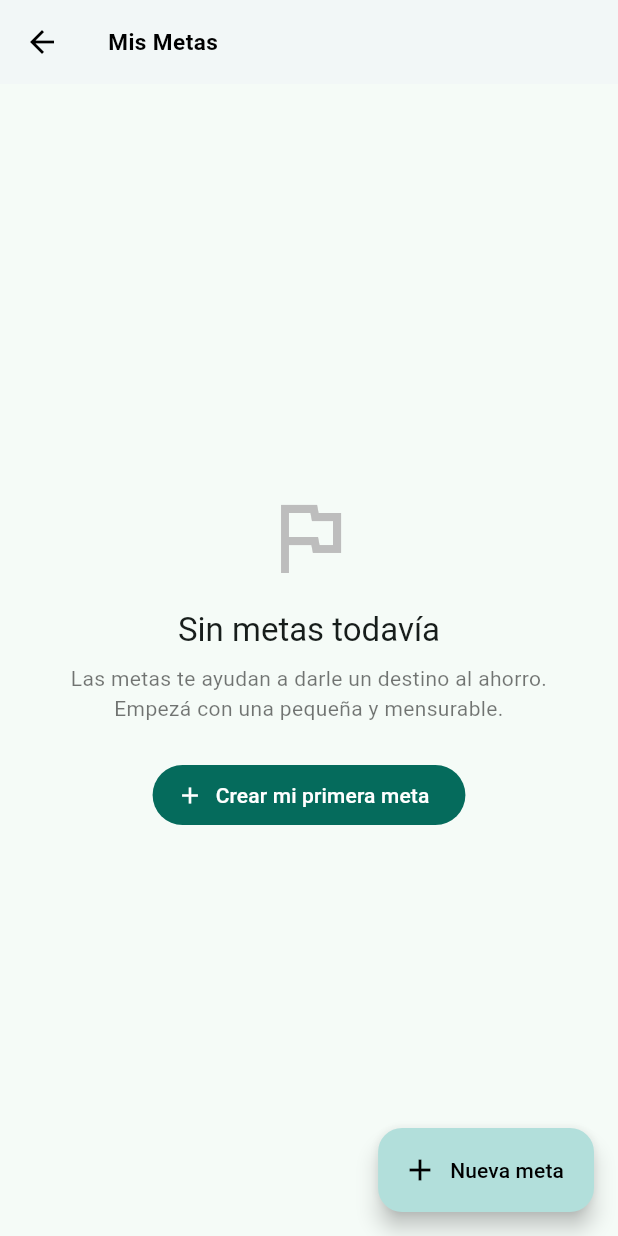
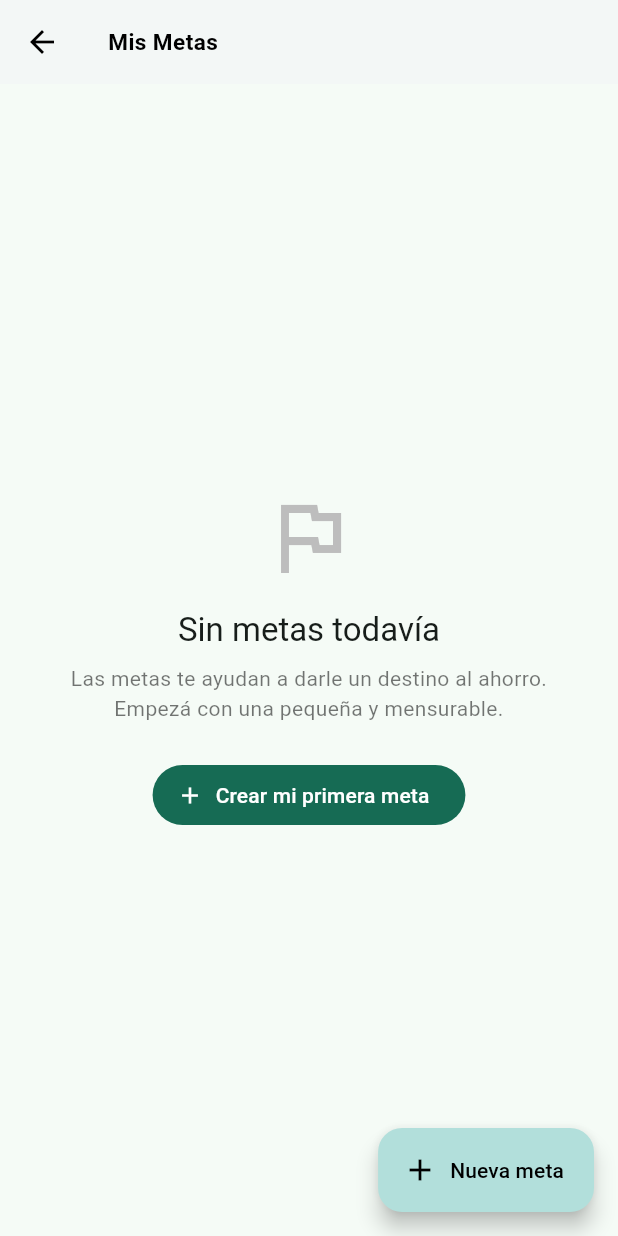
Before and after one commit to juan-macias1/mi_presupuesto, a Flutter app: the screen it shows after launch, after a tap on the "flag" icon, on a phone screen of 412 x 824 dp. Run offline on Flutter 3.47's test engine with Material 3 defaults, Android fonts, the phone set to English and light mode, and no system bars; our stand-ins replace fl_chart, flutter_dotenv, flutter_local_notifications, sqflite, timezone; accounts and stored records are empty.

Commit message:
feat(ui): consolidate brand colors and lock portrait orientation
Global UX foundation — first of the UX improvement commits.

- Add lib/theme/app_colors.dart as the single source of truth for color.
  Brand family (deep green #0F6E56 and variants), semantic colors
  (income/expense/debt), balance states, and support neutrals all live
  here now. Project rule: no hardcoded hex in screens going forward.
- Migrate theme colorSchemeSeed from the old teal (#00BFA5) to the new
  deep green brand color. Material 3 derives the full palette from this
  seed, so focus states, switches, buttons, and progress indicators now
  reflect the brand consistently.
- Fix FAB color inconsistency: the theme defined #B2DFDB but the actual
  FAB in build() used a different hardcoded teal that silently overrode
  it. Removed the hardcoded color so the FAB inherits from the theme.
- Lock app to portrait orientation. A personal finance app does not need
  landscape; locking it eliminates a class of layout bugs.

Also includes the shared_preferences dependency (added to pubspec and its
autogenerated macOS plugin registrant). It is not used yet — it will back
the user-name greeting in the next commit (the header rework).

Scoped to global/theme concerns. Hardcoded colors inside individual
screens will be migrated to AppColors progressively.

```diff
--- a/lib/main.dart
+++ b/lib/main.dart
@@ -1,4 +1,6 @@
 import 'package:flutter/material.dart';
+import 'package:flutter/services.dart';
+import 'theme/app_colors.dart';
 import 'package:flutter_dotenv/flutter_dotenv.dart';
 import 'package:flutter_localizations/flutter_localizations.dart';
 import 'package:intl/intl.dart';
@@ -13,6 +15,13 @@ import 'screens/deudas_screen.dart';
 
 Future<void> main() async {
   WidgetsFlutterBinding.ensureInitialized();
+
+  // Bloquear orientación en vertical. Una app de finanzas no necesita
+  // landscape; bloquearlo elimina toda una clase de bugs de layout.
+  await SystemChrome.setPreferredOrientations([
+    DeviceOrientation.portraitUp,
+    DeviceOrientation.portraitDown,
+  ]);
 
   // Cargar variables de entorno (.env contiene ANTHROPIC_API_KEY).
   // Si falla, seguimos arrancando — el chat IA mostrará error claro
@@ -63,7 +72,7 @@ class MyApp extends StatelessWidget {
 
       theme: ThemeData(
         useMaterial3: true,
-        colorSchemeSeed: const Color(0xFF00BFA5),
+        colorSchemeSeed: AppColors.primary,
         fontFamily: 'Roboto',
         appBarTheme: const AppBarTheme(
           backgroundColor: Colors.white,
@@ -98,7 +107,7 @@ class MyApp extends StatelessWidget {
           ),
         ),
         floatingActionButtonTheme: const FloatingActionButtonThemeData(
-          backgroundColor: Color(0xFFB2DFDB),
+          backgroundColor: AppColors.primaryLight,
           foregroundColor: Colors.black,
         ),
       ),
@@ -1686,7 +1695,6 @@ class _MyHomePageState extends State<MyHomePage> {
 
       floatingActionButton: FloatingActionButton(
         onPressed: _mostrarFormulario,
-        backgroundColor: const Color.fromARGB(255, 189, 244, 239),
         child: const Icon(Icons.add, color: Colors.black),
       ),
     );
--- /dev/null
+++ b/lib/theme/app_colors.dart
@@ -0,0 +1,58 @@
+import 'package:flutter/material.dart';
+
+/// AppColors — fuente única de verdad para los colores de Mi Presupuesto.
+///
+/// Antes los colores estaban dispersos y contradictorios (tres teals
+/// distintos, el FAB definía un color en el theme pero usaba otro en el
+/// código). Esta clase centraliza todo: el ThemeData y las pantallas
+/// consumen de acá, nunca hex sueltos.
+///
+/// Regla del proyecto: si necesitás un color, primero buscalo acá. Si no
+/// existe y es de marca o semántico, agregalo acá antes de usarlo. Nunca
+/// hardcodees un hex nuevo en una pantalla.
+class AppColors {
+  AppColors._(); // no instanciable
+
+  // ── Familia de marca (verde profundo) ──────────────────────
+  /// Color primario de la app. Botones principales, acentos, FAB en estados activos.
+  static const Color primary = Color(0xFF0F6E56);
+
+  /// Verde más oscuro. Texto sobre fondos claros de marca, balance positivo.
+  static const Color primaryDark = Color(0xFF2D6A4F);
+
+  /// Verde medio. Estados intermedios, headers secundarios.
+  static const Color primaryMedium = Color(0xFF52796F);
+
+  /// Verde claro. Fondo del FAB, chips suaves.
+  static const Color primaryLight = Color(0xFFB2DFDB);
+
+  /// Verde muy pálido. Fondo del header, superficies de marca.
+  static const Color surface = Color(0xFFF0F7F4);
+
+  // ── Colores semánticos (significado fijo en toda la app) ────
+  /// Ingresos. Siempre este verde, nunca Colors.green genérico.
+  static const Color ingreso = Color(0xFF1D9E75);
+
+  /// Gastos. Siempre este rojo.
+  static const Color gasto = Color(0xFFE24B4A);
+
+  /// Deudas. Naranja de advertencia — debt-first design.
+  static const Color deuda = Color(0xFFE8943A);
+
+  /// Acento secundario / modo noche.
+  static const Color acento = Color(0xFF534AB7);
+
+  // ── Estados de balance ──────────────────────────────────────
+  /// Balance positivo (verde profundo legible).
+  static const Color balancePositivo = Color(0xFF1B5E20);
+
+  /// Balance negativo.
+  static const Color balanceNegativo = Color(0xFFB71C1C);
+
+  /// Balance neutro / equilibrado.
+  static const Color balanceNeutro = Color(0xFF424242);
+
+  // ── Neutros de apoyo ────────────────────────────────────────
+  /// Fondo del header en modo noche (azul muy pálido, complementa el acento).
+  static const Color surfaceNoche = Color(0xFFF0F4F7);
+}
--- a/pubspec.yaml
+++ b/pubspec.yaml
@@ -32,6 +32,7 @@ dependencies:
     sdk: flutter
   flutter_localizations:
     sdk: flutter
+  shared_preferences: ^2.3.2
 
   # The following adds the Cupertino Icons font to your application.
   # Use with the CupertinoIcons class for iOS style icons.
```
Also changed, not shown: pubspec.lock, 1 other file.
